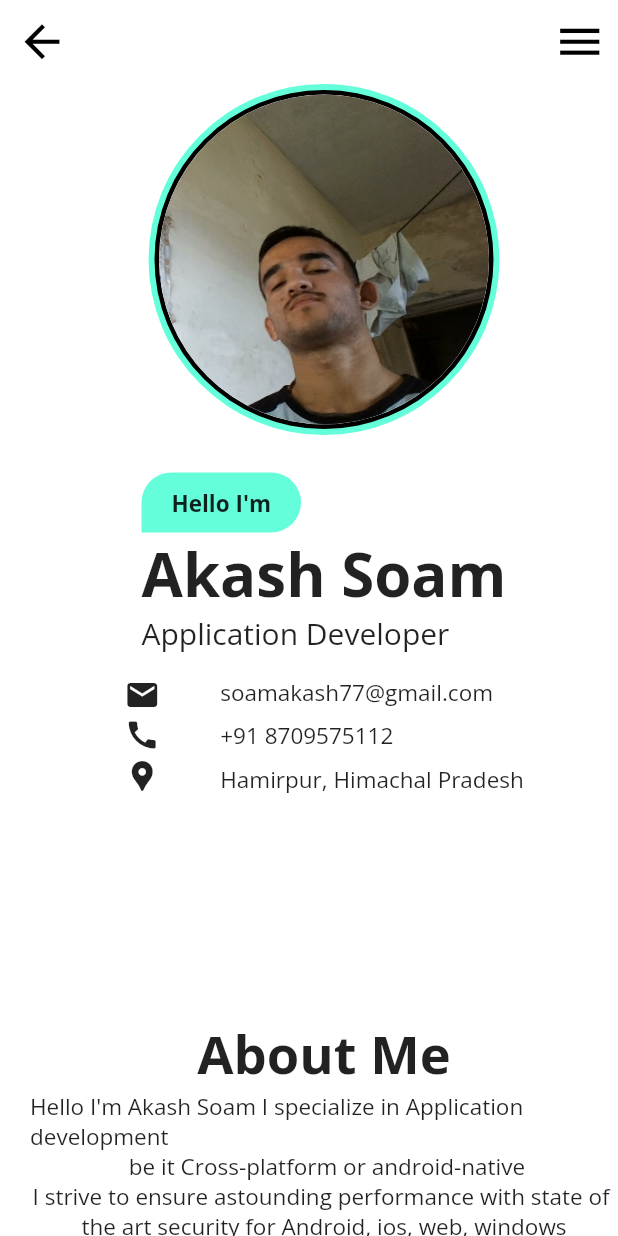
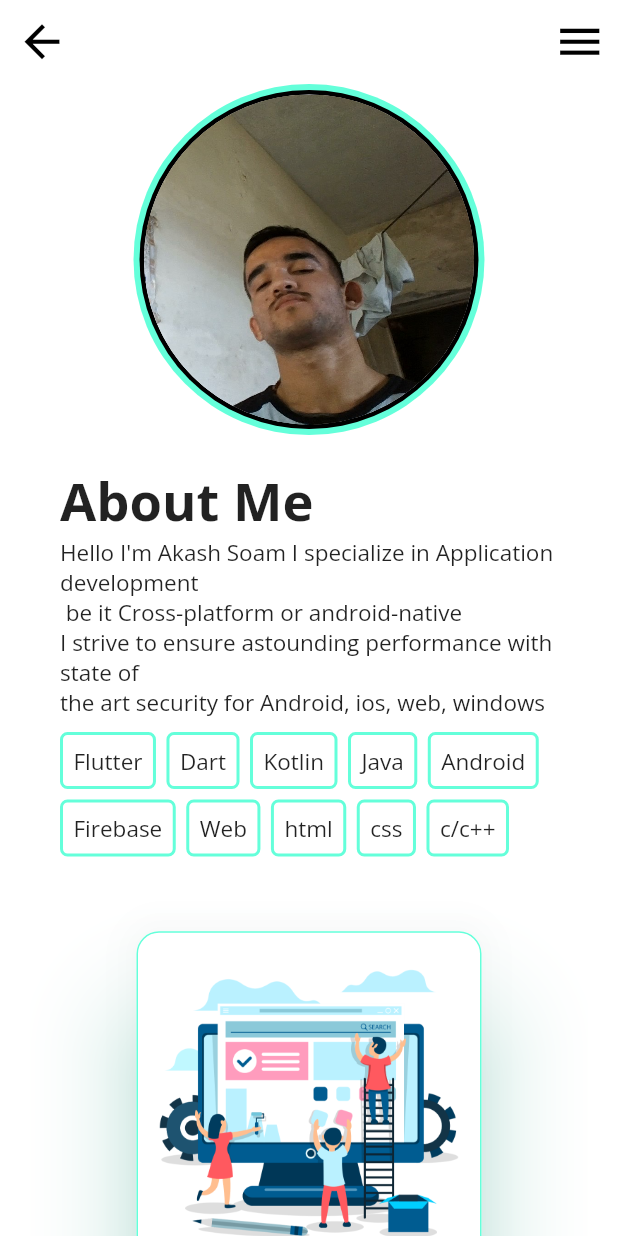
Before and after one commit to soam1/akash_soam, a Flutter app: the screen it shows after launch, after a tap on the "menu" icon, after a tap on "About", on a phone screen of 412 x 824 dp. Run offline on Flutter 3.47's test engine with Material 2 defaults, Android fonts, the phone set to English and light mode, and no system bars; our stand-ins replace flutter_svg, google_fonts, url_strategy.

Commit message:
about page(for routing purpose) for both mobile and web

```diff
--- /dev/null
+++ b/lib/mobile/about_mobile.dart
@@ -0,0 +1,243 @@
+import 'package:flutter/material.dart';
+import 'package:flutter_svg/svg.dart';
+import 'package:google_fonts/google_fonts.dart';
+import 'package:url_launcher/url_launcher.dart';
+
+import '../components.dart';
+
+class AboutMobile extends StatefulWidget {
+  const AboutMobile({super.key});
+
+  @override
+  State<AboutMobile> createState() => _AboutMobileState();
+}
+
+class _AboutMobileState extends State<AboutMobile> {
+  @override
+  Widget build(BuildContext context) {
+    return SafeArea(
+      child: Scaffold(
+        extendBodyBehindAppBar: true,
+        backgroundColor: Colors.white,
+        appBar: AppBar(
+          backgroundColor: Colors.transparent,
+          elevation: 0.0,
+          iconTheme: IconThemeData(
+            size: 35.0,
+            color: Colors.black,
+          ),
+        ),
+        endDrawer: Drawer(
+          child: Column(
+            mainAxisAlignment: MainAxisAlignment.center,
+            children: [
+              DrawerHeader(
+                padding: EdgeInsets.only(bottom: 20.0),
+                child: Container(
+                  decoration: BoxDecoration(
+                    shape: BoxShape.circle,
+                    border: Border.all(width: 2.0),
+                    color: Colors.black,
+                  ),
+                  child: Image.asset("assets/mypic_circular.png"),
+                ),
+              ),
+              TabsMobile(text: "Home", route: "/"),
+              SizedBox(
+                height: 20.0,
+              ),
+              TabsMobile(text: "Works", route: "/works"),
+              SizedBox(
+                height: 20.0,
+              ),
+              TabsMobile(text: "Blog", route: "/blog"),
+              SizedBox(
+                height: 20.0,
+              ),
+              TabsMobile(text: "About", route: "/about"),
+              SizedBox(
+                height: 20.0,
+              ),
+              TabsMobile(text: "Contact", route: "/contact"),
+              SizedBox(
+                height: 40.0,
+              ),
+              Row(
+                mainAxisAlignment: MainAxisAlignment.spaceEvenly,
+                children: [
+                  IconButton(
+                    onPressed: () async {
+                      await launchUrl(
+                        Uri.parse("https://www.instagram.com/narendramodi"),
+                      );
+                    },
+                    icon: SvgPicture.asset(
+                      "assets/instagram2.svg",
+                      width: 35.0,
+                      height: 35.0,
+                    ),
+                  ),
+                  IconButton(
+                    onPressed: () async {
+                      await launchUrl(
+                        Uri.parse(
+                            "https://www.linkedin.com/in/akash-soam-414771225/"),
+                      );
+                    },
+                    icon: SvgPicture.asset(
+                      "assets/linkedin.svg",
+                      width: 35.0,
+                      height: 35.0,
+                    ),
+                  ),
+                  IconButton(
+                    onPressed: () async {
+                      await launchUrl(
+                        Uri.parse("https://www.github.com/soam1"),
+                      );
+                    },
+                    icon: SvgPicture.asset(
+                      "assets/github.svg",
+                      width: 35.0,
+                      height: 35.0,
+                    ),
+                  ),
+                ],
+              ),
+            ],
+          ),
+        ),
+        body: Padding(
+          padding: EdgeInsets.symmetric(horizontal: 20.0),
+          child: ListView(
+            children: [
+              // Intro, first section
+              CircleAvatar(
+                radius: 117.0,
+                backgroundColor: Colors.tealAccent,
+                child: CircleAvatar(
+                  radius: 113.0,
+                  backgroundColor: Colors.black,
+                  child: CircleAvatar(
+                    radius: 110.0,
+                    backgroundColor: Colors.white,
+                    child: Image.asset(
+                      "assets/mypic_circular.png",
+                      filterQuality: FilterQuality.high,
+                    ),
+                  ),
+                ),
+              ),
+              SizedBox(
+                height: 20.0,
+              ),
+              Padding(
+                padding: EdgeInsets.symmetric(horizontal: 20.0),
+                child: Column(
+                  crossAxisAlignment: CrossAxisAlignment.start,
+                  mainAxisAlignment: MainAxisAlignment.center,
+                  children: [
+                    SansBold(35.0, "About Me"),
+                    Sans(15.0,
+                        "Hello I'm Akash Soam I specialize in Application development"),
+                    Sans(15.0, " be it Cross-platform or android-native"),
+                    Sans(15.0,
+                        "I strive to ensure astounding performance with state of "),
+                    Sans(15.0,
+                        "the art security for Android, ios, web, windows"),
+                    SizedBox(
+                      height: 10.0,
+                    ),
+                    Wrap(
+                      spacing: 7.0,
+                      runSpacing: 7.0,
+                      children: [
+                        tealContainerForProgSkills("Flutter"),
+                        tealContainerForProgSkills("Dart"),
+                        tealContainerForProgSkills("Kotlin"),
+                        tealContainerForProgSkills("Java"),
+                        tealContainerForProgSkills("Android"),
+                        tealContainerForProgSkills("Firebase"),
+                        tealContainerForProgSkills("Web"),
+                        tealContainerForProgSkills("html"),
+                        tealContainerForProgSkills("css"),
+                        tealContainerForProgSkills("c/c++"),
+                      ],
+                    ),
+                  ],
+                ),
+              ),
+              SizedBox(
+                height: 40.0,
+              ),
+
+              //web development card (second subsection)
+              Column(
+                crossAxisAlignment: CrossAxisAlignment.center,
+                children: [
+                  AnimatedCardMobile(
+                    imagePath: "assets/webL.png",
+                    text: "Web development",
+                    width: 200.0,
+                  ),
+                  SizedBox(
+                    height: 20.0,
+                  ),
+                  Column(
+                    children: [
+                      AnimatedCardMobile(
+                        imagePath: "assets/app.png",
+                        text: "Mobile app development",
+                        width: 200.0,
+                      ),
+                      SizedBox(
+                        height: 15.0,
+                      ),
+                      Sans(15.0,
+                          "I'm here to develop the state of art apps to make your presence in the world of applications."),
+                      Sans(15.0,
+                          "Do you need a high-performance, responsive app with beautiful ui, don't worry I've got you covered."),
+                    ],
+                  ),
+                  SizedBox(
+                    height: 20.0,
+                  ),
+                  AnimatedCardMobile(
+                    imagePath: "assets/firebase.png",
+                    text: "Backend development",
+                    width: 200.0,
+                  ),
+                  SizedBox(
+                    height: 15.0,
+                  ),
+                  Sans(15.0,
+                      "I'm here to develop high performance, scalable and secure backend generally using SpringBoot."),
+                ],
+              ),
+            ],
+          ),
+        ),
+      ),
+    );
+  }
+
+  tealContainerForProgSkills(
+    text,
+  ) {
+    return Container(
+      decoration: BoxDecoration(
+        border: Border.all(
+          color: Colors.tealAccent,
+          style: BorderStyle.solid,
+          width: 2.0,
+        ),
+        borderRadius: BorderRadius.circular(5.0),
+      ),
+      padding: EdgeInsets.all(7.0),
+      child: Text(
+        text,
+        style: GoogleFonts.openSans(fontSize: 15.0),
+      ),
+    );
+  }
+}
--- a/lib/mobile/landing_page_mobile.dart
+++ b/lib/mobile/landing_page_mobile.dart
@@ -36,6 +36,7 @@ class _LandingPageMobileState extends State<LandingPageMobile> {
   Widget build(BuildContext context) {
     var widthDevice = MediaQuery.of(context).size.width;
     return Scaffold(
+      extendBodyBehindAppBar: true,
       backgroundColor: Colors.white,
       appBar: AppBar(
         backgroundColor: Colors.transparent,
@@ -128,13 +129,6 @@ class _LandingPageMobileState extends State<LandingPageMobile> {
       body: ListView(
         children: [
           //FIRST SECTION
-          Padding(
-            padding: EdgeInsets.only(
-              left: 20.0,
-            ),
-            child: Column(
-              crossAxisAlignment: CrossAxisAlignment.center,
-              children: [
           CircleAvatar(
             radius: 117.0,
             backgroundColor: Colors.tealAccent,
@@ -148,6 +142,13 @@ class _LandingPageMobileState extends State<LandingPageMobile> {
               ),
             ),
           ),
+          Padding(
+            padding: EdgeInsets.symmetric(
+              horizontal: 20.0,
+            ),
+            child: Column(
+              crossAxisAlignment: CrossAxisAlignment.start,
+              children: [
                 SizedBox(
                   height: 25.0,
                 ),
@@ -175,7 +176,7 @@ class _LandingPageMobileState extends State<LandingPageMobile> {
                   height: 15.0,
                 ),
                 Row(
-                  mainAxisAlignment: MainAxisAlignment.center,
+                  mainAxisAlignment: MainAxisAlignment.start,
                   children: [
                     Wrap(
                       direction: Axis.vertical,
@@ -215,9 +216,9 @@ class _LandingPageMobileState extends State<LandingPageMobile> {
 
           //ABOUT ME(SECOND SECTION)
           Padding(
-            padding: EdgeInsets.only(left: 20.0),
+            padding: EdgeInsets.symmetric(horizontal: 20.0),
             child: Column(
-              crossAxisAlignment: CrossAxisAlignment.center,
+              crossAxisAlignment: CrossAxisAlignment.start,
               mainAxisAlignment: MainAxisAlignment.center,
               children: [
                 SansBold(35.0, "About Me"),
@@ -318,7 +319,6 @@ class _LandingPageMobileState extends State<LandingPageMobile> {
           ),
         ],
       ),
-      extendBodyBehindAppBar: true,
     );
   }
 }
--- a/lib/routes.dart
+++ b/lib/routes.dart
@@ -1,5 +1,7 @@
+import 'package:akash_soam/mobile/about_mobile.dart';
 import 'package:akash_soam/mobile/contact_mobile.dart';
 import 'package:akash_soam/mobile/landing_page_mobile.dart';
+import 'package:akash_soam/web/about_web.dart';
 import 'package:akash_soam/web/contact_web.dart';
 import 'package:akash_soam/web/landing_page_web.dart';
 import 'package:flutter/material.dart';
@@ -31,6 +33,18 @@ class Routes {
           ),
           settings: settings,
         );
+      case '/about':
+        return MaterialPageRoute(
+          builder: (_) => LayoutBuilder(
+            builder: (context, constraints) {
+              if (constraints.maxWidth > 800) {
+                return AboutWeb();
+              } else
+                return AboutMobile();
+            },
+          ),
+          settings: settings,
+        );
       default:
         return MaterialPageRoute(
           settings: settings,
```
Also changed, not shown: lib/web/about_web.dart (added, +278 -0 lines). Lines whose indentation alone changed are shown as unchanged.
